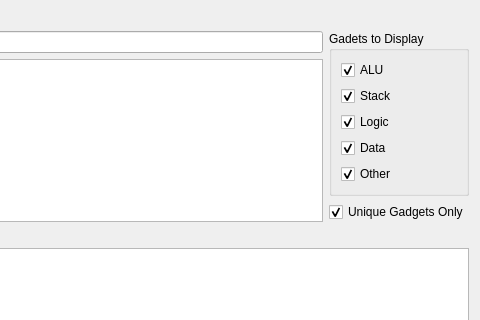
Qt form plugins/ROPTool/DialogROPTool.ui (eteran/edb-debugger) before a commit; both pictures show x 211 to 691 and y 0 to 320 of the 691 by 449 pixel window.
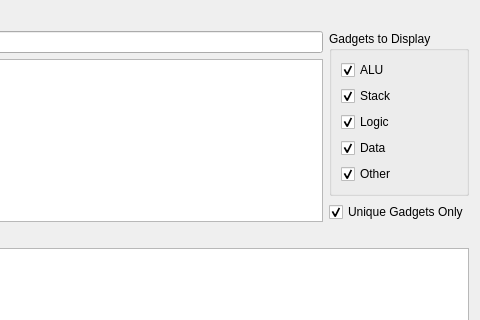
The same form after that commit. Icons and pictures are not drawn.

Commit message: fixed typo in the ROPTool UI: 'Gadets' -> 'Gadgets'

```diff
--- a/plugins/ROPTool/DialogROPTool.ui
+++ b/plugins/ROPTool/DialogROPTool.ui
@@ -35,7 +35,7 @@
    <item row="1" column="2" rowspan="2">
     <widget class="QGroupBox" name="groupBox">
      <property name="title">
-      <string>Gadets to Display</string>
+      <string>Gadgets to Display</string>
      </property>
      <layout class="QVBoxLayout" name="verticalLayout">
       <item>
```
